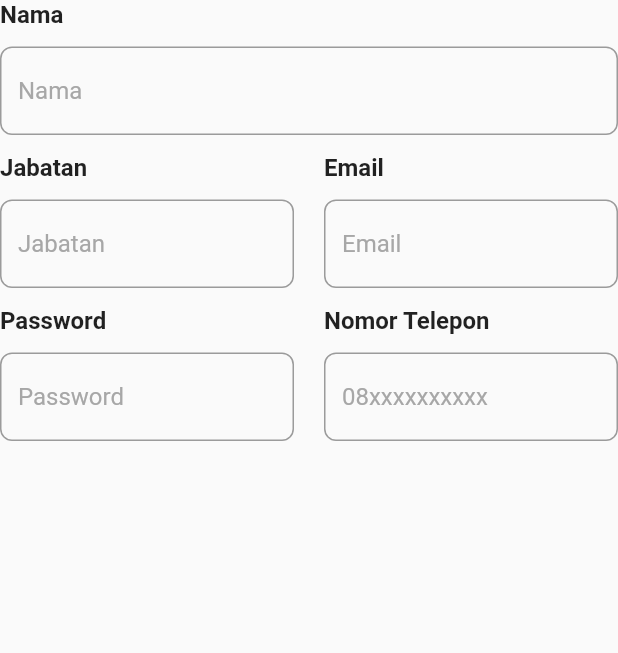
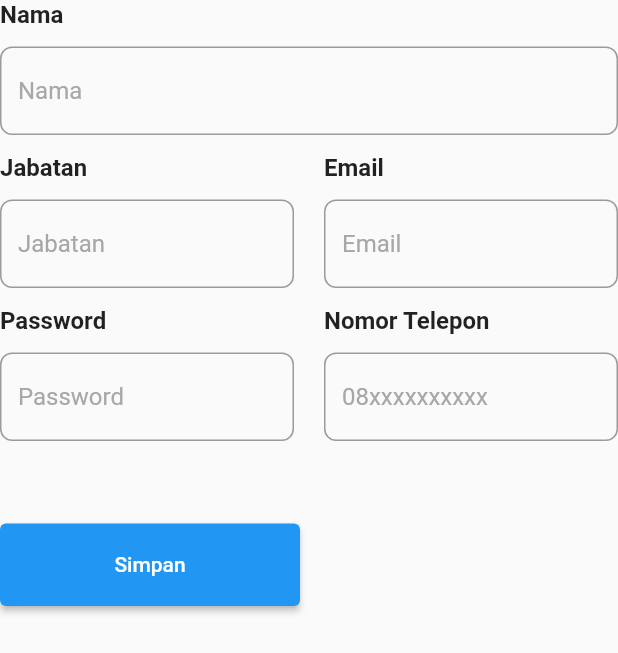
Before and after one commit to handika231/Web-Kasir-Flutter, a Flutter app: the FormProfileWidget widget shown alone on an empty page, opened directly, on a phone screen of 412 x 824 dp. Shown: the top 653 px of the screen. Run offline on Flutter 3.47's test engine with Material 2 defaults, Android fonts, the phone set to English and light mode, and no system bars; our stand-ins replace bloc, dartz, dots_indicator, equatable, flutter_bloc, get_it and 4 more; missing offline and left inert: side_navigation; generated files the repository leaves out were written again.

Commit message:
clear profile page

```diff
--- a/kasir_app/lib/injector.dart
+++ b/kasir_app/lib/injector.dart
@@ -1,4 +1,5 @@
 import 'package:get_it/get_it.dart';
+import 'package:image_picker/image_picker.dart';
 import 'package:kasir_app/presentation/profile/provider/profile_notifier.dart';
 
 import 'common/utils/image_picker_helper.dart';
@@ -12,8 +13,11 @@ init() {
   // locator.registerLazySingleton(() => Repository());
   // locator.registerLazySingleton(() => Bloc());
 
+// PACKAGE
+  locator.registerLazySingleton(() => ImagePicker());
+
 // UTILS
-  locator.registerLazySingleton(() => ImagePickerHelper());
+  locator.registerLazySingleton(() => ImagePickerHelper(locator()));
 
   // PRESENTATION
   locator.registerLazySingleton(() => ProfileNotifier(locator()));
--- a/kasir_app/lib/presentation/profile/widgets/form_profile_widget.dart
+++ b/kasir_app/lib/presentation/profile/widgets/form_profile_widget.dart
@@ -11,7 +11,7 @@ class FormProfileWidget extends StatelessWidget {
   Widget build(BuildContext context) {
     return Expanded(
       child: Column(
-        crossAxisAlignment: CrossAxisAlignment.stretch,
+        crossAxisAlignment: CrossAxisAlignment.start,
         children: [
           const Text(
             'Nama',
@@ -168,6 +168,19 @@ class FormProfileWidget extends StatelessWidget {
               ),
             ],
           ),
+          const SizedBox(
+            height: 55,
+          ),
+          SizedBox(
+            height: 55,
+            width: 200,
+            child: ElevatedButton(
+              onPressed: () {},
+              child: const Text(
+                "Simpan",
+              ),
+            ),
+          ),
         ],
       ),
     );
--- a/kasir_app/pubspec.yaml
+++ b/kasir_app/pubspec.yaml
@@ -43,7 +43,6 @@ dependencies:
   go_router: ^5.1.5
   percent_indicator: ^4.2.2
   get_it: ^7.2.0
-  image_picker_web: ^2.1.1
   image_picker: ^0.8.6
 
 dev_dependencies:
```
Also changed, not shown: kasir_app/lib/common/utils/image_picker_helper.dart (+11 -5 lines), kasir_app/lib/presentation/profile/provider/profile_notifier.dart (+12 -37 lines), kasir_app/lib/presentation/profile/widgets/image_profile_widget.dart (+12 -10 lines), kasir_app/pubspec.lock.
